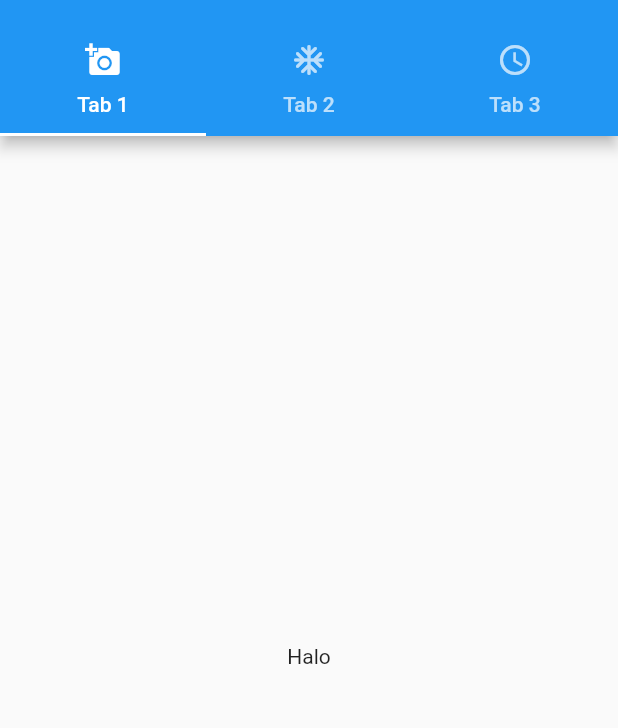
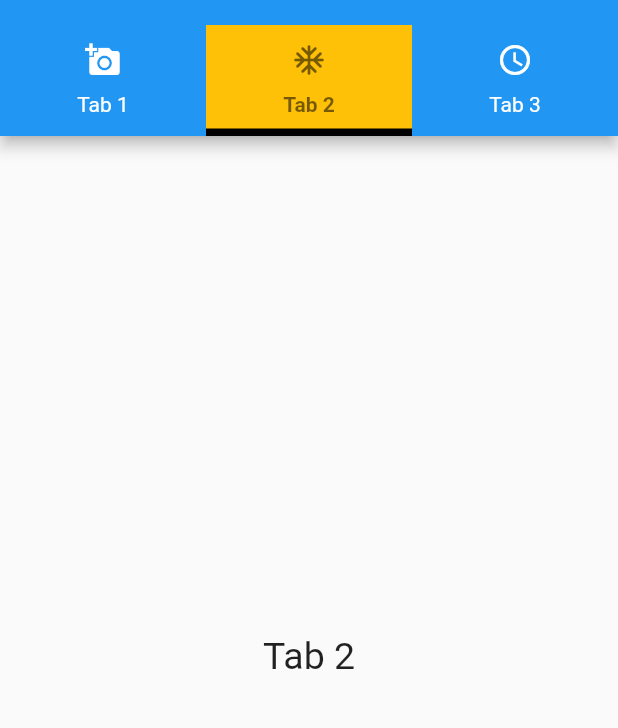
Before and after one commit to khanifzyen/kuldii_project, a Flutter app: the screen it shows after launch, on a phone screen of 412 x 824 dp, the part 59-787 px from its top. Run offline on Flutter 3.47's test engine with Material 2 defaults, Android fonts, the phone set to English and light mode, and no system bars.

Commit message:
tabbar tabbarcontroller tabbarview

```diff
--- a/lib/main.dart
+++ b/lib/main.dart
@@ -30,6 +30,7 @@ class MyApp extends StatelessWidget {
       debugShowCheckedModeBanner: false,
       home: DefaultTabController(
         length: myTab.length,
+        initialIndex: 1,
         child: Scaffold(
           appBar: AppBar(
             leading: Icon(Icons.facebook),
@@ -45,11 +46,51 @@ class MyApp extends StatelessWidget {
               ),
             ],
             bottom: TabBar(
+              labelColor: Colors.black54,
+              unselectedLabelColor: Colors.white,
+              labelStyle: const TextStyle(
+                fontWeight: FontWeight.bold,
+              ),
+              unselectedLabelStyle: const TextStyle(
+                fontWeight: FontWeight.normal,
+              ),
+              //indicatorColor: Colors.green,
+              //indicatorPadding: EdgeInsets.all(10),
+              //indicatorWeight: 5,
               tabs: myTab,
+              indicator: const BoxDecoration(
+                color: Colors.amber,
+                //borderRadius: BorderRadius.circular(20),
+                border: Border(
+                  bottom: BorderSide(
+                    color: Colors.black,
+                    width: 5,
+                  ),
+                ),
+              ),
             ),
           ),
-          body: const Center(
-            child: Text("Halo"),
+          body: const TabBarView(
+            children: [
+              Center(
+                child: Text(
+                  "Tab 1",
+                  style: TextStyle(fontSize: 25),
+                ),
+              ),
+              Center(
+                child: Text(
+                  "Tab 2",
+                  style: TextStyle(fontSize: 25),
+                ),
+              ),
+              Center(
+                child: Text(
+                  "Tab 3",
+                  style: TextStyle(fontSize: 25),
+                ),
+              ),
+            ],
           ),
         ),
       ),
```
